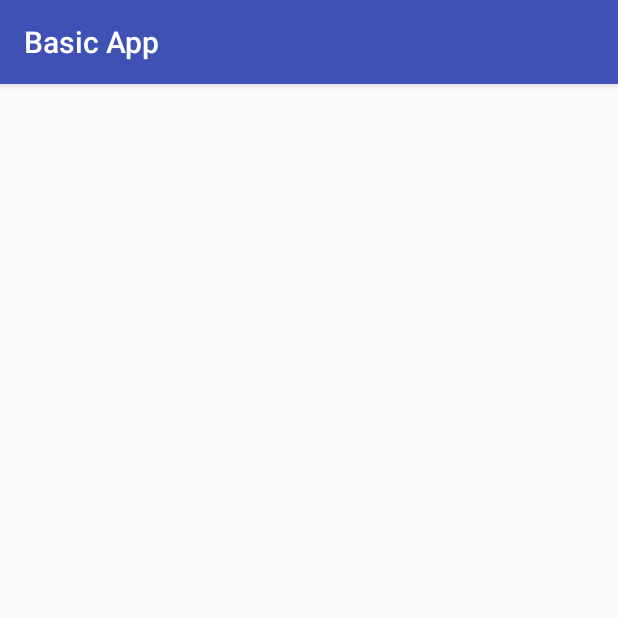
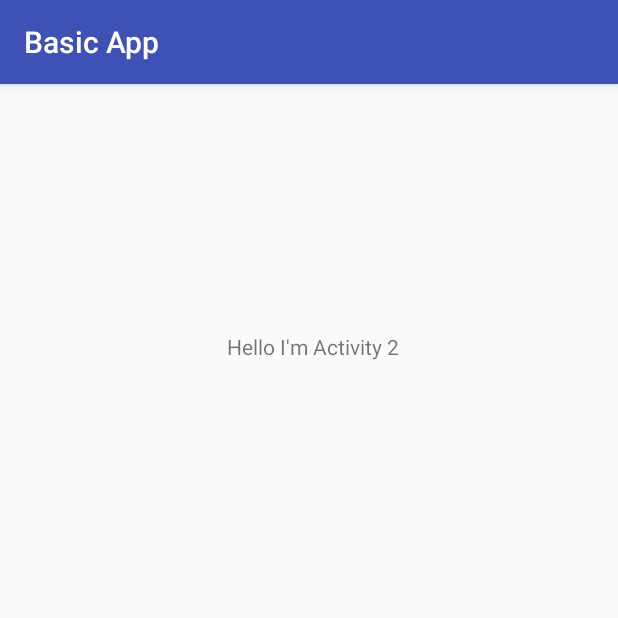
Before and after one commit to fathurzero/basicapp, an Android app: the ActivityDua screen opened directly, with no data from a screen before it, on a phone screen of 412 x 824 dp, the top half of it. Run offline under Robolectric (Android 15) with nearby library versions, the phone set to English and light mode, and no system bars.

Commit message:
Fixed Code

```diff
--- a/app/src/main/res/layout/activity_dua.xml
+++ b/app/src/main/res/layout/activity_dua.xml
@@ -11,4 +11,15 @@
     android:paddingTop="@dimen/activity_vertical_margin"
     tools:context="com.okedroid.fathur.basicapp.ActivityDua">
 
+    <TextView
+        android:text="Hello I'm Activity 2"
+        android:layout_width="wrap_content"
+        android:layout_height="wrap_content"
+        android:layout_alignParentTop="true"
+        android:layout_alignParentLeft="true"
+        android:layout_alignParentStart="true"
+        android:layout_marginLeft="135dp"
+        android:layout_marginStart="135dp"
+        android:layout_marginTop="149dp"
+        android:id="@+id/textView"/>
 </RelativeLayout>
--- a/app/src/main/res/layout/activity_main.xml
+++ b/app/src/main/res/layout/activity_main.xml
@@ -40,8 +40,8 @@
     />
     <Button
         android:id="@+id/btn1"
-        android:layout_width="72dp"
-        android:layout_height="72dp"
+        android:layout_width="48dp"
+        android:layout_height="48dp"
         android:background="@drawable/ic_kanan"
         android:layout_marginRight="16dp"
         android:layout_marginBottom="16dp"
```
